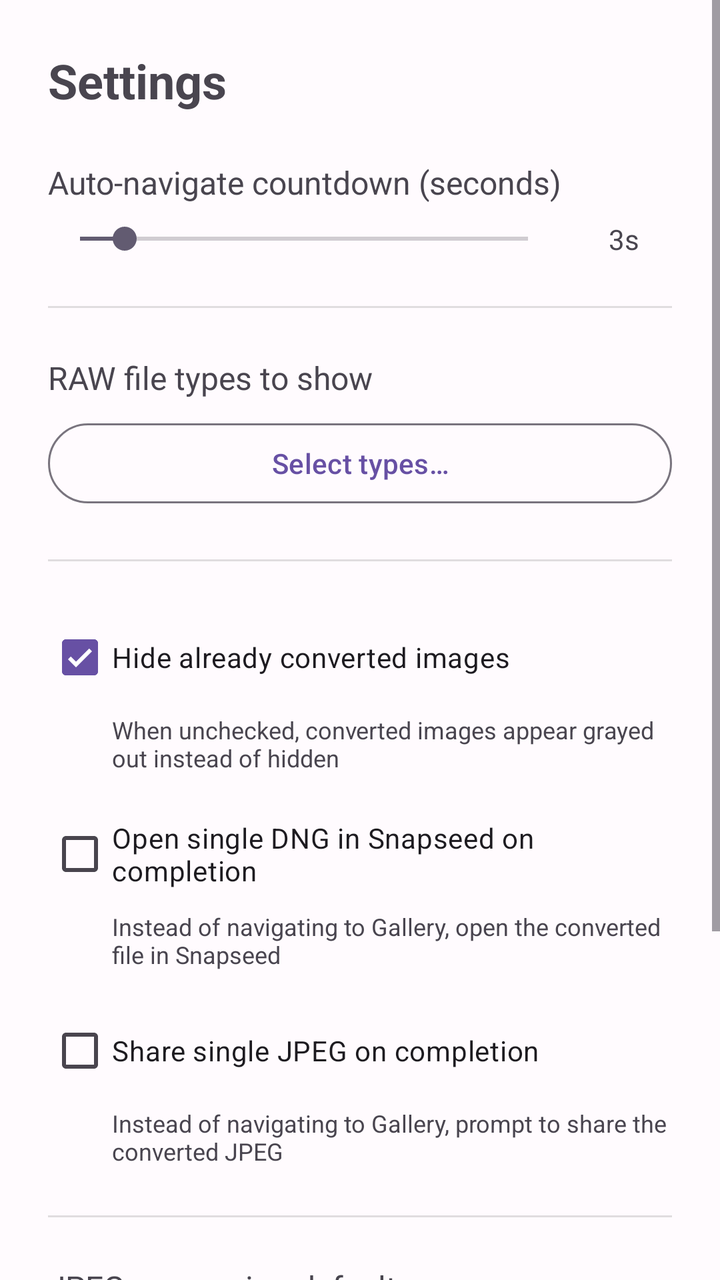
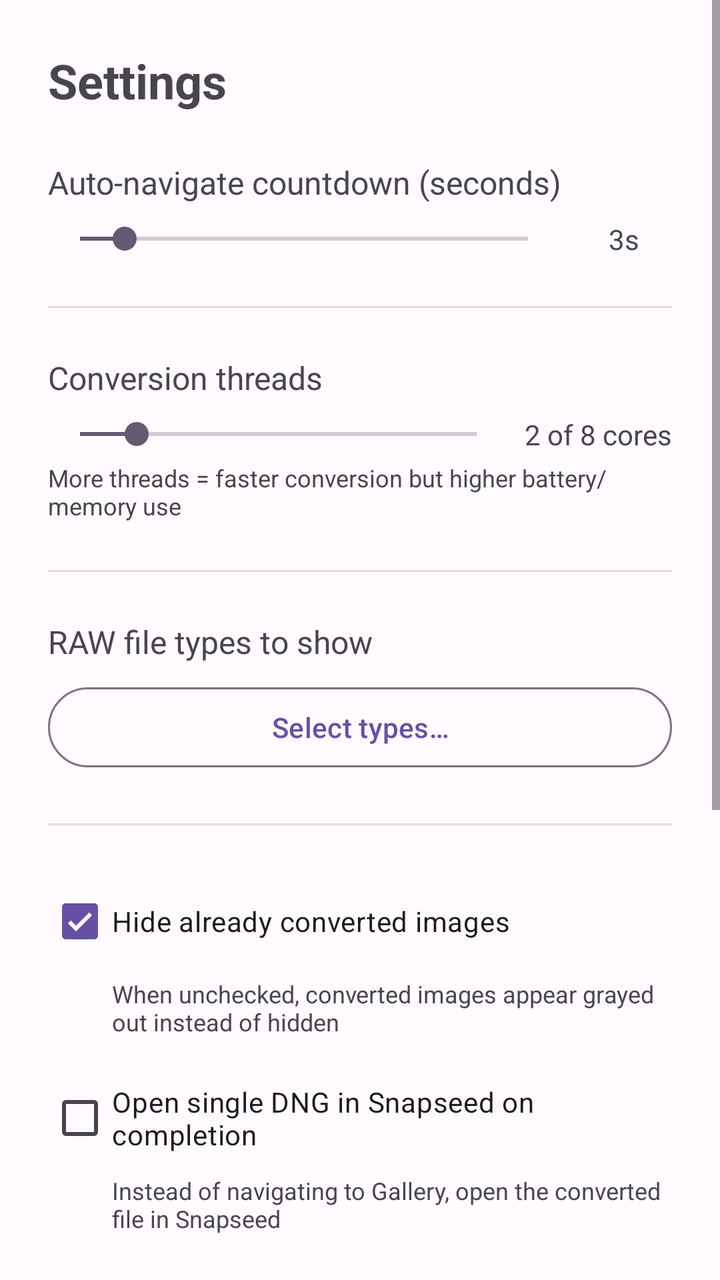

Before-and-after screenshots of an Android layout around one commit, followed by the original layout XML and the change that was made.
<!-- AndroidManifest.xml: application theme Theme.Raw2DNG -->
<!-- res/layout/fragment_settings.xml -->
<?xml version="1.0" encoding="utf-8"?>
<ScrollView xmlns:android="http://schemas.android.com/apk/res/android"
    android:layout_width="match_parent"
    android:layout_height="match_parent"
    android:fillViewport="true">

    <LinearLayout
        android:layout_width="match_parent"
        android:layout_height="wrap_content"
        android:orientation="vertical"
        android:padding="24dp">

        <TextView
            android:layout_width="match_parent"
            android:layout_height="wrap_content"
            android:text="@string/settings"
            android:textSize="24sp"
            android:textStyle="bold"
            android:layout_marginBottom="24dp" />

        
        <TextView
            android:layout_width="match_parent"
            android:layout_height="wrap_content"
            android:text="@string/autonav_timeout_label"
            android:textSize="16sp"
            android:layout_marginBottom="8dp" />

        <LinearLayout
            android:layout_width="match_parent"
            android:layout_height="wrap_content"
            android:orientation="horizontal"
            android:gravity="center_vertical">

            <SeekBar
                android:id="@+id/seekAutonavTimeout"
                android:layout_width="0dp"
                android:layout_height="wrap_content"
                android:layout_weight="1"
                android:max="30"
                android:progress="3" />

            <TextView
                android:id="@+id/txtAutonavValue"
                android:layout_width="48dp"
                android:layout_height="wrap_content"
                android:text="3s"
                android:textAlignment="center"
                android:layout_marginStart="8dp" />

        </LinearLayout>

        <TextView
            android:id="@+id/txtAutonavWarning"
            android:layout_width="match_parent"
            android:layout_height="wrap_content"
            android:text="@string/autonav_zero_warning"
            android:textColor="#FF5722"
            android:textSize="12sp"
            android:visibility="gone"
            android:layout_marginTop="4dp" />

        
        <View
            android:layout_width="match_parent"
            android:layout_height="1dp"
            android:background="?android:attr/listDivider"
            android:layout_marginTop="24dp"
            android:layout_marginBottom="24dp" />

        <TextView
            android:layout_width="match_parent"
            android:layout_height="wrap_content"
            android:text="@string/raw_types_label"
            android:textSize="16sp"
            android:layout_marginBottom="8dp" />

        <Button
            android:id="@+id/btnSelectRawTypes"
            android:layout_width="match_parent"
            android:layout_height="wrap_content"
            style="@style/Widget.Material3.Button.OutlinedButton"
            android:text="@string/raw_types_select" />

        
        <View
            android:layout_width="match_parent"
            android:layout_height="1dp"
            android:background="?android:attr/listDivider"
            android:layout_marginTop="24dp"
            android:layout_marginBottom="24dp" />

        <CheckBox
            android:id="@+id/chkHideConverted"
            android:layout_width="match_parent"
            android:layout_height="wrap_content"
            android:text="@string/hide_converted_label"
            android:checked="true" />

        <TextView
            android:layout_width="match_parent"
            android:layout_height="wrap_content"
            android:text="@string/hide_converted_hint"
            android:textSize="12sp"
            android:textColor="?android:attr/textColorSecondary"
            android:layout_marginStart="32dp"
            android:layout_marginTop="4dp" />

        
        <CheckBox
            android:id="@+id/chkOpenInSnapseed"
            android:layout_width="match_parent"
            android:layout_height="wrap_content"
            android:text="@string/snapseed_label"
            android:checked="false"
            android:layout_marginTop="16dp" />

        <TextView
            android:id="@+id/txtSnapseedHint"
            android:layout_width="match_parent"
            android:layout_height="wrap_content"
            android:text="@string/snapseed_hint"
            android:textSize="12sp"
            android:textColor="?android:attr/textColorSecondary"
            android:layout_marginStart="32dp"
            android:layout_marginTop="4dp" />

        
        <CheckBox
            android:id="@+id/chkShareJpeg"
            android:layout_width="match_parent"
            android:layout_height="wrap_content"
            android:text="@string/share_jpeg_label"
            android:checked="false"
            android:layout_marginTop="16dp" />

        <TextView
            android:id="@+id/txtShareJpegHint"
            android:layout_width="match_parent"
            android:layout_height="wrap_content"
            android:text="@string/share_jpeg_hint"
            android:textSize="12sp"
            android:textColor="?android:attr/textColorSecondary"
            android:layout_marginStart="32dp"
            android:layout_marginTop="4dp" />

        
        <View
            android:layout_width="match_parent"
            android:layout_height="1dp"
            android:background="?android:attr/listDivider"
            android:layout_marginTop="24dp"
            android:layout_marginBottom="24dp" />

        <TextView
            android:layout_width="match_parent"
            android:layout_height="wrap_content"
            android:text="@string/jpeg_settings_label"
            android:textSize="16sp"
            android:layout_marginBottom="8dp" />

        <Button
            android:id="@+id/btnJpegSettings"
            android:layout_width="match_parent"
            android:layout_height="wrap_content"
            style="@style/Widget.Material3.Button.OutlinedButton"
            android:text="@string/jpeg_settings_button" />

        
        <View
            android:layout_width="match_parent"
            android:layout_height="1dp"
            android:background="?android:attr/listDivider"
            android:layout_marginTop="24dp"
            android:layout_marginBottom="24dp" />

        <Button
            android:id="@+id/btnLicenses"
            android:layout_width="match_parent"
            android:layout_height="wrap_content"
            style="@style/Widget.Material3.Button.TonalButton"
            android:text="@string/licenses_button" />

        
        <View
            android:layout_width="match_parent"
            android:layout_height="48dp" />

    </LinearLayout>

</ScrollView>
<!-- resources referenced by this layout -->
<resources>
  <string name="autonav_timeout_label">Auto-navigate countdown (seconds)</string>
  <string name="autonav_zero_warning">⚠️ With 0 seconds, navigation happens immediately even if some conversions failed</string>
  <string name="hide_converted_hint">When unchecked, converted images appear grayed out instead of hidden</string>
  <string name="hide_converted_label">Hide already converted images</string>
  <string name="jpeg_settings_button">Configure JPEG settings…</string>
  <string name="jpeg_settings_label">JPEG conversion defaults</string>
  <string name="licenses_button">View Open Source Licenses</string>
  <string name="raw_types_label">RAW file types to show</string>
  <string name="raw_types_select">Select types…</string>
  <string name="settings">Settings</string>
  <string name="share_jpeg_hint">Instead of navigating to Gallery, prompt to share the converted JPEG</string>
  <string name="share_jpeg_label">Share single JPEG on completion</string>
  <string name="snapseed_hint">Instead of navigating to Gallery, open the converted file in Snapseed</string>
  <string name="snapseed_label">Open single DNG in Snapseed on completion</string>
  <style name="Theme.Raw2DNG" parent="Theme.Material3.DayNight.NoActionBar">
          
          <item name="colorPrimary">@color/md_theme_primary</item>
          <item name="colorOnPrimary">@color/md_theme_onPrimary</item>
          <item name="colorPrimaryContainer">@color/md_theme_primaryContainer</item>
          <item name="colorOnPrimaryContainer">@color/md_theme_onPrimaryContainer</item>
          
          <item name="colorSecondary">@color/md_theme_secondary</item>
          <item name="colorOnSecondary">@color/md_theme_onSecondary</item>
          <item name="colorSecondaryContainer">@color/md_theme_secondaryContainer</item>
          <item name="colorOnSecondaryContainer">@color/md_theme_onSecondaryContainer</item>
          
          <item name="colorTertiary">@color/md_theme_tertiary</item>
          <item name="colorOnTertiary">@color/md_theme_onTertiary</item>
          
          <item name="android:colorBackground">@color/md_theme_background</item>
          <item name="colorOnBackground">@color/md_theme_onBackground</item>
          <item name="colorSurface">@color/md_theme_surface</item>
          <item name="colorOnSurface">@color/md_theme_onSurface</item>
          <item name="colorSurfaceVariant">@color/md_theme_surfaceVariant</item>
          <item name="colorOnSurfaceVariant">@color/md_theme_onSurfaceVariant</item>
          
          <item name="android:statusBarColor">@android:color/transparent</item>
          <item name="android:navigationBarColor">@android:color/transparent</item>
      </style>
  <color name="md_theme_primary">#6750A4</color>
  <color name="md_theme_onPrimary">#FFFFFF</color>
  <color name="md_theme_primaryContainer">#EADDFF</color>
  <color name="md_theme_onPrimaryContainer">#21005E</color>
  <color name="md_theme_secondary">#625B71</color>
  <color name="md_theme_onSecondary">#FFFFFF</color>
  <color name="md_theme_secondaryContainer">#E8DEF8</color>
  <color name="md_theme_onSecondaryContainer">#1E192B</color>
  <color name="md_theme_tertiary">#7D5260</color>
  <color name="md_theme_onTertiary">#FFFFFF</color>
  <color name="md_theme_background">#FFFBFE</color>
  <color name="md_theme_onBackground">#1C1B1F</color>
  <color name="md_theme_surface">#FFFBFE</color>
  <color name="md_theme_onSurface">#1C1B1F</color>
  <color name="md_theme_surfaceVariant">#E7E0EC</color>
  <color name="md_theme_onSurfaceVariant">#49454E</color>
</resources>

<!-- the commit's change to res/layout/fragment_settings.xml (unified diff, before → after) -->
@@ -71,6 +71,53 @@
         <TextView
             android:layout_width="match_parent"
             android:layout_height="wrap_content"
+            android:text="@string/conversion_parallelism_label"
+            android:textSize="16sp"
+            android:layout_marginBottom="8dp" />
+
+        <LinearLayout
+            android:layout_width="match_parent"
+            android:layout_height="wrap_content"
+            android:orientation="horizontal"
+            android:gravity="center_vertical">
+
+            <SeekBar
+                android:id="@+id/seekConversionCores"
+                android:layout_width="0dp"
+                android:layout_height="wrap_content"
+                android:layout_weight="1"
+                android:max="7"
+                android:progress="1" />
+
+            <TextView
+                android:id="@+id/txtConversionCoresValue"
+                android:layout_width="wrap_content"
+                android:layout_height="wrap_content"
+                android:text="2 of 8 cores"
+                android:textAlignment="center"
+                android:layout_marginStart="8dp" />
+
+        </LinearLayout>
+
+        <TextView
+            android:layout_width="match_parent"
+            android:layout_height="wrap_content"
+            android:text="@string/conversion_parallelism_hint"
+            android:textSize="12sp"
+            android:textColor="?android:attr/textColorSecondary"
+            android:layout_marginTop="4dp" />
+
+        
+        <View
+            android:layout_width="match_parent"
+            android:layout_height="1dp"
+            android:background="?android:attr/listDivider"
+            android:layout_marginTop="24dp"
+            android:layout_marginBottom="24dp" />
+
+        <TextView
+            android:layout_width="match_parent"
+            android:layout_height="wrap_content"
             android:text="@string/raw_types_label"
             android:textSize="16sp"
             android:layout_marginBottom="8dp" />
<!-- resource entries referenced after the edit -->
@@ -2,6 +2,8 @@
 <resources>
   <string name="autonav_timeout_label">Auto-navigate countdown (seconds)</string>
   <string name="autonav_zero_warning">⚠️ With 0 seconds, navigation happens immediately even if some conversions failed</string>
+  <string name="conversion_parallelism_hint">More threads = faster conversion but higher battery/memory use</string>
+  <string name="conversion_parallelism_label">Conversion threads</string>
   <string name="hide_converted_hint">When unchecked, converted images appear grayed out instead of hidden</string>
   <string name="hide_converted_label">Hide already converted images</string>
   <string name="jpeg_settings_button">Configure JPEG settings…</string>
